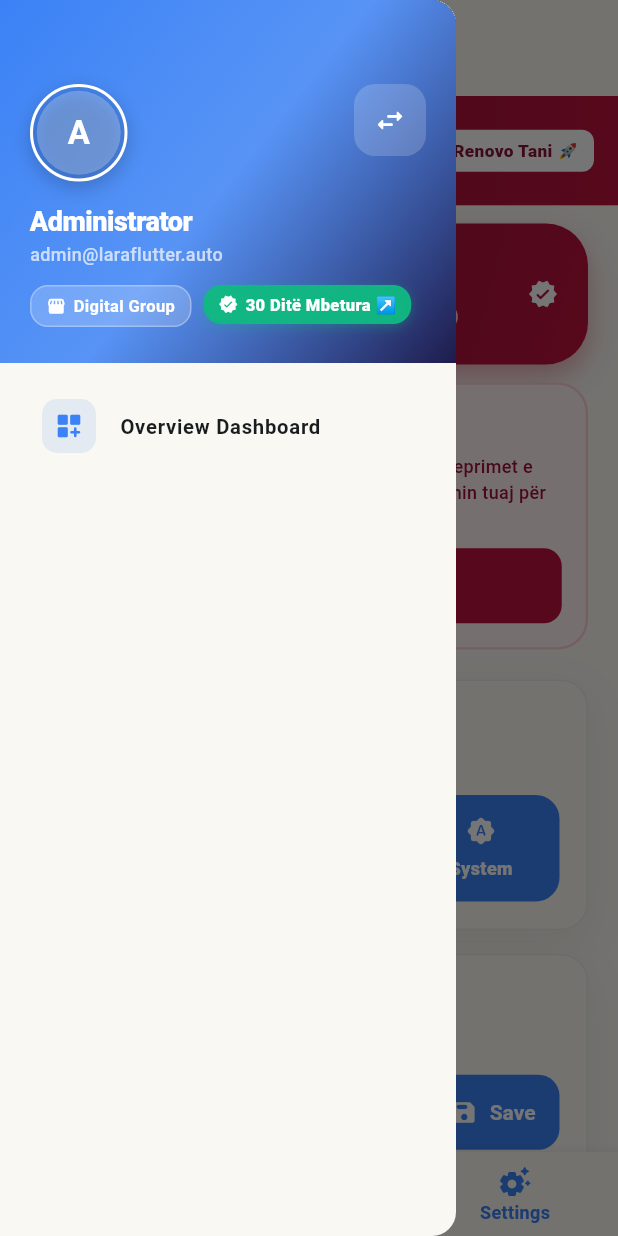
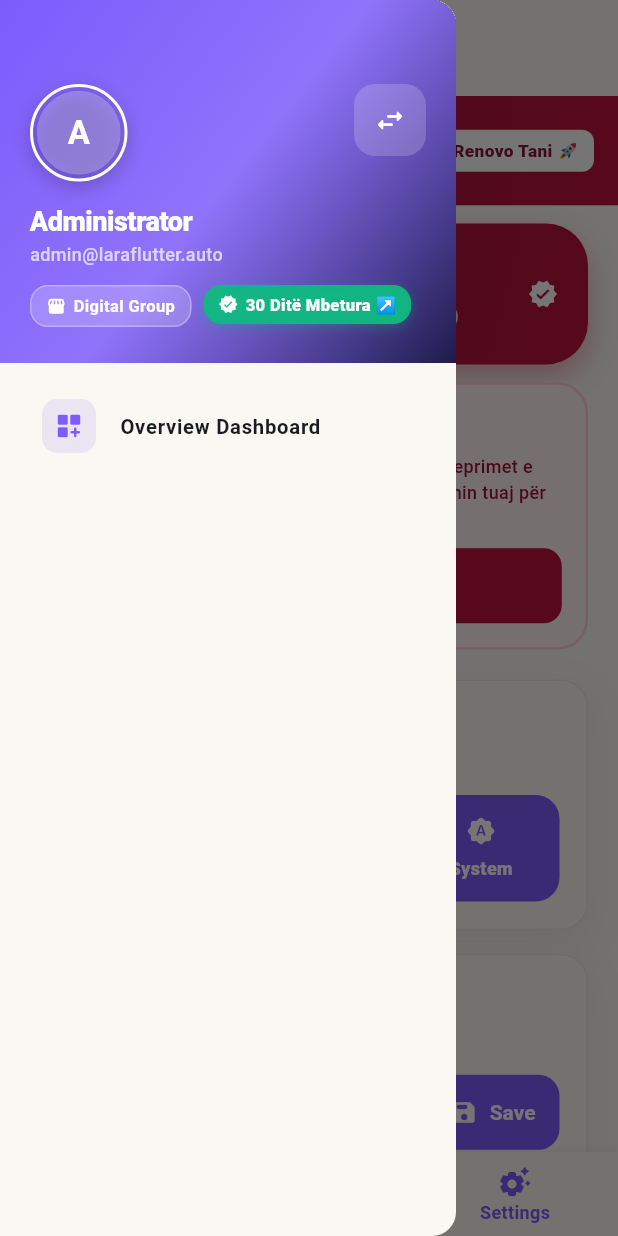
Before and after one commit to Hoxhallariegli/E4ProTech-MultiSassSoftware, a Flutter app: the AppShell screen opened by its route, item 3 of the bottom bar chosen, with the side drawer open, on a phone screen of 412 x 824 dp. Run offline on Flutter 3.47's test engine with Material 3 defaults, Android fonts, the phone set to English and light mode, and no system bars; our stand-ins replace firebase_core, firebase_messaging, flutter_bloc, flutter_local_notifications, image_picker, package_info_plus and 2 more; missing offline and left inert: flutter_background_service, telephony; accounts and stored records are empty; network calls fail.

```diff
--- a/mobile-gateway/lib/core/branding/branding_cubit.dart
+++ b/mobile-gateway/lib/core/branding/branding_cubit.dart
@@ -2,6 +2,7 @@
 import 'package:flutter/material.dart';
 import 'package:flutter_bloc/flutter_bloc.dart';
 import 'package:shared_preferences/shared_preferences.dart';
+import '../../services/api_service.dart';
 
 class BrandingState {
   final String appName;
@@ -34,12 +35,23 @@
     this.serviceLabel = 'Shërbimi',
   });
 
+  String? get fullLogoUrl {
+    if (logoUrl == null || logoUrl!.trim().isEmpty) return null;
+    final url = logoUrl!.trim();
+    if (url.startsWith('http://') || url.startsWith('https://')) {
+      return url;
+    }
+    final baseUrl = ApiService.serverUrlSync;
+    final cleanPath = url.startsWith('/') ? url.substring(1) : url;
+    return '$baseUrl/$cleanPath';
+  }
+
   bool get isExpired => subscriptionStatus == 'expired' || trialDaysLeft <= 0;
 
   factory BrandingState.defaultBranding() {
     return const BrandingState(
-      appName: 'LaraFlutter Gateway',
-      primaryColor: Color(0xFF3B82F6),
+      appName: 'E4ProTech Engine',
+      primaryColor: Color(0xFF7C5CFC),
     );
   }
 
@@ -63,9 +75,9 @@
 
     factory BrandingState.fromMap(Map<String, dynamic> map) {
     return BrandingState(
-      appName: map['appName'] ?? 'LaraFlutter Gateway',
+      appName: map['appName'] ?? 'E4ProTech Engine',
       logoUrl: map['logoUrl'],
-      primaryColor: Color(map['primaryColor'] ?? 0xFF3B82F6),
+      primaryColor: Color(map['primaryColor'] ?? 0xFF7C5CFC),
       smsEnabled: map['smsEnabled'] ?? false,
       reminderHours: map['reminderHours'] ?? 2,
       trialDaysLeft: map['trialDaysLeft'] ?? 0,
@@ -81,7 +93,8 @@
 }
 
 class BrandingCubit extends Cubit<BrandingState> {
-  BrandingCubit() : super(BrandingState.defaultBranding()) {
+  BrandingCubit({BrandingState? initialState})
+      : super(initialState ?? BrandingState.defaultBranding()) {
     _loadSavedBranding();
   }
 
--- a/mobile-gateway/lib/core/widgets/sidebar.dart
+++ b/mobile-gateway/lib/core/widgets/sidebar.dart
@@ -1,5 +1,6 @@
 import 'package:flutter/material.dart';
 import '../../services/auth_service.dart';
+import '../../services/api_service.dart';
 import '../../core/realtime/realtime_service.dart';
 import '../../modules/dashboard/presentation/pages/module_registry.dart';
 import '../../modules/dashboard/presentation/widgets/shop_switcher_widget.dart';
@@ -30,7 +31,7 @@
         children: [
           UserHeaderCard(
             userData: user,
-            baseUrl: '',
+            baseUrl: ApiService.serverUrlSync,
             onSwitchShop: () {
               showModalBottomSheet(
                 context: context,
--- a/mobile-gateway/lib/modules/dashboard/presentation/pages/dashboard_page.dart
+++ b/mobile-gateway/lib/modules/dashboard/presentation/pages/dashboard_page.dart
@@ -96,6 +96,13 @@
     final shopName = userData?['business']?['name'] ?? 'Digital Group';
     final trialDaysLeft = userData?['business']?['trial_days_left'] ?? 30;
 
+    final effectiveBaseUrl = (baseUrl.isNotEmpty) ? baseUrl : ApiService.serverUrlSync;
+    final String? imageUrl = (image != null && image.toString().trim().isNotEmpty)
+        ? (image.toString().startsWith('http')
+            ? image.toString()
+            : '$effectiveBaseUrl/${image.toString().startsWith('/') ? image.toString().substring(1) : image}')
+        : null;
+
     return Container(
       width: double.infinity,
       padding: const EdgeInsets.fromLTRB(20, 56, 20, 24),
@@ -126,15 +133,20 @@
                     BoxShadow(color: Colors.black.withOpacity(0.2), blurRadius: 10, offset: const Offset(0, 4)),
                   ],
                 ),
-                child: CircleAvatar(
-                  radius: 28,
-                  backgroundColor: Colors.white24,
-                  backgroundImage: (image != null && image.toString().isNotEmpty)
-                      ? NetworkImage(image.toString().startsWith('http') ? image.toString() : '$baseUrl/$image')
-                      : null,
-                  child: (image == null || image.toString().isEmpty)
-                      ? Text(name.isNotEmpty ? name.substring(0, 1).toUpperCase() : 'A', style: const TextStyle(color: Colors.white, fontSize: 22, fontWeight: FontWeight.bold))
-                      : null,
+                child: SizedBox(
+                  width: 56,
+                  height: 56,
+                  child: ClipOval(
+                    child: (imageUrl != null)
+                        ? Image.network(
+                            imageUrl,
+                            width: 56,
+                            height: 56,
+                            fit: BoxFit.cover,
+                            errorBuilder: (_, __, ___) => _avatarText(name),
+                          )
+                        : _avatarText(name),
+                  ),
                 ),
               ),
               if (onSwitchShop != null)
@@ -217,6 +229,19 @@
             ],
           ),
         ],
+      ),
+    );
+  }
+
+  Widget _avatarText(String name) {
+    return Container(
+      width: 56,
+      height: 56,
+      color: Colors.white24,
+      alignment: Alignment.center,
+      child: Text(
+        name.isNotEmpty ? name.substring(0, 1).toUpperCase() : 'A',
+        style: const TextStyle(color: Colors.white, fontSize: 22, fontWeight: FontWeight.bold),
       ),
     );
   }
--- a/mobile-gateway/lib/modules/settings/presentation/pages/settings_page.dart
+++ b/mobile-gateway/lib/modules/settings/presentation/pages/settings_page.dart
@@ -734,10 +734,14 @@
                             borderRadius: BorderRadius.circular(24),
                             child: Image.file(File(selectedImagePath!), fit: BoxFit.cover),
                           )
-                        : (branding.logoUrl != null
+                        : (branding.fullLogoUrl != null
                             ? ClipRRect(
                                 borderRadius: BorderRadius.circular(24),
-                                child: Image.network(branding.logoUrl!, fit: BoxFit.cover),
+                                child: Image.network(
+                                  branding.fullLogoUrl!,
+                                  fit: BoxFit.cover,
+                                  errorBuilder: (_, __, ___) => const Icon(Icons.add_a_photo_rounded, size: 32),
+                                ),
                               )
                             : const Icon(Icons.add_a_photo_rounded, size: 32)),
                   ),
@@ -828,10 +832,14 @@
                 color: Colors.white24,
                 borderRadius: BorderRadius.circular(16),
               ),
-              child: branding.logoUrl != null
+              child: branding.fullLogoUrl != null
                   ? ClipRRect(
                       borderRadius: BorderRadius.circular(16),
-                      child: Image.network(branding.logoUrl!, fit: BoxFit.cover),
+                      child: Image.network(
+                        branding.fullLogoUrl!,
+                        fit: BoxFit.cover,
+                        errorBuilder: (_, __, ___) => const Icon(Icons.business_center_rounded, color: Colors.white, size: 28),
+                      ),
                     )
                   : const Icon(Icons.business_center_rounded, color: Colors.white, size: 28),
             ),
--- a/mobile-gateway/lib/services/api_service.dart
+++ b/mobile-gateway/lib/services/api_service.dart
@@ -71,6 +71,8 @@
     }
   }
 
+  static String get serverUrlSync => _customUrl ?? const String.fromEnvironment('API_BASE_URL', defaultValue: 'https://app.e4protech.com');
+
   static Future<String> get serverUrl async {
     if (_customUrl != null) return _customUrl!;
     final prefs = await SharedPreferences.getInstance();
@@ -80,7 +82,6 @@
       return savedUrl;
     }
     return const String.fromEnvironment('API_BASE_URL', defaultValue: 'https://app.e4protech.com');
-    // return const String.fromEnvironment('API_BASE_URL', defaultValue: 'http://10.10.12.14:5000');
   }
 
   static Future<void> setCustomBaseUrl(String url) async {
```
Also changed, not shown: mobile-gateway/lib/main.dart (+10 -1 lines), mobile-gateway/lib/modules/auth/presentation/pages/login_page.dart (+9 -2 lines), 1 other file.
